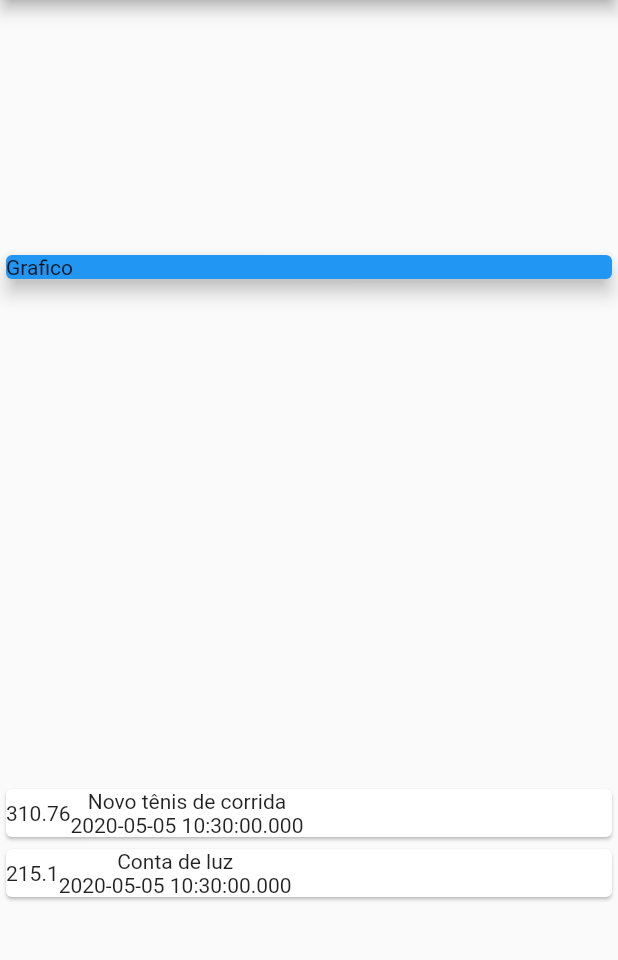
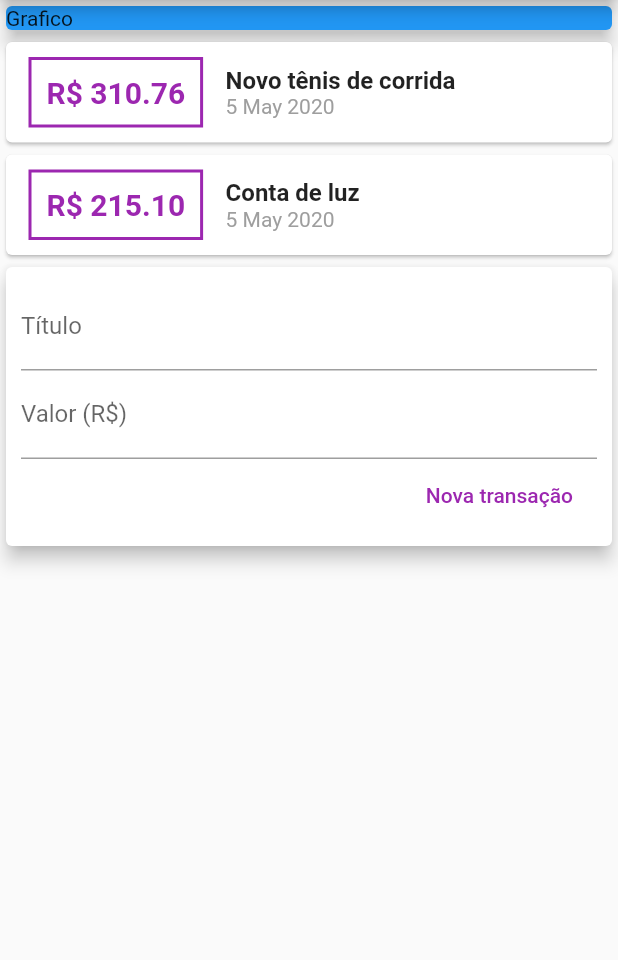
Before and after one commit to alexolirib/despesas-flutter, a Flutter app: the screen it shows after launch, on a phone screen of 412 x 824 dp, the part 84-1044 px from its top. Run offline on Flutter 3.47's test engine with Material 2 defaults, Android fonts, the phone set to English and light mode, and no system bars.

Commit message:
refatorando o projeto e utilizando textfied

```diff
--- /dev/null
+++ b/lib/components/transaction_form.dart
@@ -0,0 +1,46 @@
+import 'package:flutter/material.dart';
+
+class TransactionForm extends StatelessWidget {
+
+  final titleController = TextEditingController();
+  final valueController = TextEditingController();
+
+  @override
+  Widget build(BuildContext context) {
+    return Card(
+            elevation: 5,
+            child:Padding(
+              padding: const EdgeInsets.all(10.0),
+              child: Column(
+                children: <Widget>[
+                  TextField(
+                    // onChanged: (newValue)=>title =newValue,
+                    controller: titleController,
+                    decoration: InputDecoration(
+                      labelText: 'Título',
+                    ),
+                  ),
+                  TextField(
+                    // onChanged: (newValue)=>value =newValue,
+                    controller: valueController,
+                    decoration: InputDecoration(
+                      labelText: 'Valor (R\$)'
+                    ),
+                  ),
+
+                  Row(
+                    mainAxisAlignment: MainAxisAlignment.end,
+                    children: <Widget>[
+                      FlatButton(
+                        child: Text('Nova transação'),
+                        textColor: Colors.purple,
+                        onPressed: () {},
+                      ),
+                    ],
+                  )
+                ],
+              ),
+            )
+          );
+  }
+}
--- /dev/null
+++ b/lib/components/transaction_list.dart
@@ -0,0 +1,65 @@
+import 'package:despesas/models/transaction.dart';
+import 'package:flutter/material.dart';
+import 'package:intl/intl.dart';
+
+class TransactionList extends StatelessWidget {
+
+  final List<Transaction> transaction;
+
+  TransactionList(this.transaction);
+
+  @override
+  Widget build(BuildContext context) {
+    return Column(
+            children: transaction.map((tr) {
+                return Card(
+                  child: Row(children: <Widget>[
+                      Container(
+                        margin: EdgeInsets.symmetric(
+                          horizontal: 15,
+                          vertical: 10
+                        ),
+                        decoration: BoxDecoration(
+                          border: Border.all(
+                            color: Colors.purple,
+                            width: 2
+                          )
+                        ),
+                        padding: EdgeInsets.all(10),
+                        child: Text(
+                          'R\$ ${tr.value.toStringAsFixed(2)}',
+                          style: TextStyle(
+                            fontWeight: FontWeight.bold,
+                            fontSize: 20,
+                            color: Colors.purple
+
+                          ),) ,
+
+                      ),
+                      Column(
+                        crossAxisAlignment: CrossAxisAlignment.start,
+
+                        children: <Widget>[
+                          Text(
+                            tr.title,
+                            style: TextStyle(
+                              fontWeight: FontWeight.bold,
+                              fontSize: 16
+                            ),
+                          ),
+                          Text(
+                            DateFormat('d MMM y').format(tr.date),
+                            style: TextStyle(
+                              color: Colors.grey
+                              // fontWeight: FontWeight.bold,
+                              // fontSize: 5
+                            ),
+                          )
+                      ],)
+                    ],
+                  )
+                );
+              }).toList()
+          );
+  }
+}
--- /dev/null
+++ b/lib/components/transaction_user.dart
@@ -0,0 +1,36 @@
+import 'package:despesas/models/transaction.dart';
+import 'package:flutter/material.dart';
+import 'package:despesas/components/transaction_form.dart';
+import 'package:despesas/components/transaction_list.dart';
+class TransactionUser extends StatefulWidget {
+  @override
+  _TransactionUserState createState() => _TransactionUserState();
+}
+
+class _TransactionUserState extends State<TransactionUser>{
+
+  final _transaction = [
+    Transaction(
+      id: 't1',
+      title: 'Novo tênis de corrida',
+      value: 310.76,
+      date: DateTime.now()
+    ),
+    Transaction(
+      id: 't2',
+      title: 'Conta de luz',
+      value: 215.10,
+      date: DateTime.now()
+    ),
+  ];
+
+  @override
+  Widget build(BuildContext context){
+    return Column(
+      children: [
+        TransactionList(_transaction),
+        TransactionForm()
+      ]
+    );
+  }
+}
--- a/lib/main.dart
+++ b/lib/main.dart
@@ -1,3 +1,6 @@
+import 'package:despesas/components/transaction_form.dart';
+import 'package:despesas/components/transaction_list.dart';
+import 'package:despesas/components/transaction_user.dart';
 import 'package:despesas/models/transaction.dart';
 import 'package:flutter/material.dart';
 
@@ -11,20 +14,13 @@ class ExpensesApp extends StatelessWidget {
 }
 
 class MyHomePage extends StatelessWidget {
-  final _transaction = [
-    Transaction(
-      id: 't1',
-      title: 'Novo tênis de corrida',
-      value: 310.76,
-      date: DateTime.now()
-    ),
-    Transaction(
-      id: 't2',
-      title: 'Conta de luz',
-      value: 215.10,
-      date: DateTime.now()
-    ),
-  ];
+
+  // String title;
+  // String value;
+
+  final titleController = TextEditingController();
+  final valueController = TextEditingController();
+
 
   @override
   Widget build(BuildContext context) {
@@ -33,7 +29,6 @@ class MyHomePage extends StatelessWidget {
         title: Text('Despesas Pessoais'),
       ),
       body: Column(
-        mainAxisAlignment: MainAxisAlignment.spaceAround,
         crossAxisAlignment: CrossAxisAlignment.stretch,
         children: <Widget>[
           Container(
@@ -44,22 +39,7 @@ class MyHomePage extends StatelessWidget {
                 elevation: 5
             )
           ),
-          Column(
-            children: _transaction.map((tr) {
-                return Card(
-                  child: Row(children: <Widget>[
-                      Container(
-                        child: Text(tr.value.toString()) ,
-                      ),
-                      Column(children: <Widget>[
-                        Text(tr.title),
-                        Text(tr.date.toString())
-                      ],)
-                    ],
-                  )
-                );
-              }).toList()
-          )
+          TransactionUser()
         ],
       ),
     );
--- a/pubspec.yaml
+++ b/pubspec.yaml
@@ -19,6 +19,7 @@ environment:
 dependencies:
   flutter:
     sdk: flutter
+  intl:  0.16.1
 
   # The following adds the Cupertino Icons font to your application.
   # Use with the CupertinoIcons class for iOS style icons.
@@ -27,6 +28,7 @@ dependencies:
 dev_dependencies:
   flutter_test:
     sdk: flutter
+
 
 
 # For information on the generic Dart part of this file, see the
```
Also changed, not shown: pubspec.lock.
